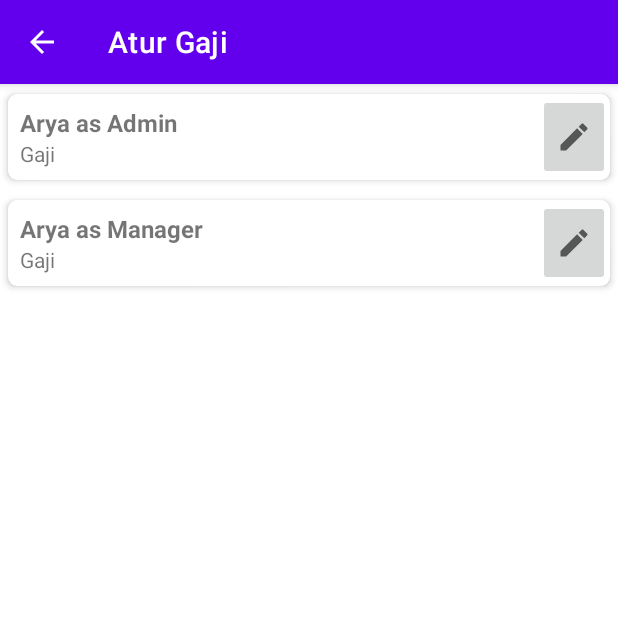
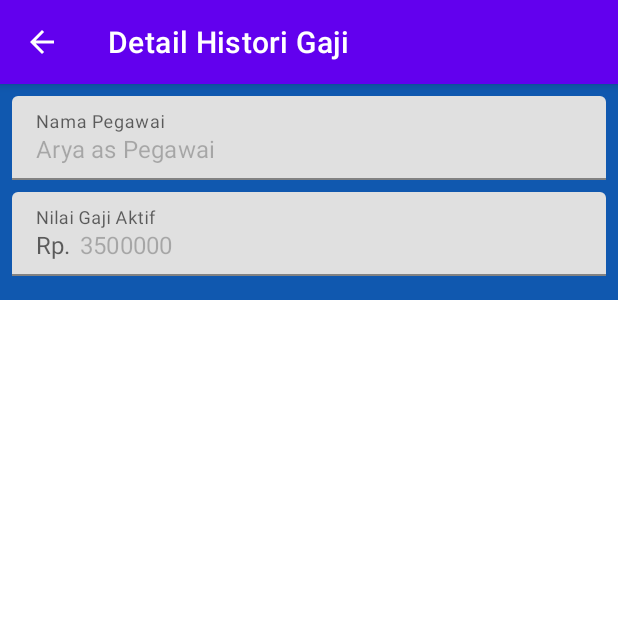
Before and after one commit to hariangr/tubes-progmob-2021, an Android app: the AturGajiActivity screen opened directly, with no data from a screen before it, after a tap on an icon or button, on a phone screen of 412 x 824 dp, the top half of it. Run offline under Robolectric (Android 15) with nearby library versions, the phone set to English and light mode, and no system bars.

Commit message:
working get current histori gaji aktif

```diff
--- a/app/src/main/java/id/aryad/sipasar/AturGajiActivity.java
+++ b/app/src/main/java/id/aryad/sipasar/AturGajiActivity.java
@@ -4,9 +4,13 @@ import androidx.appcompat.app.AppCompatActivity;
 import androidx.recyclerview.widget.LinearLayoutManager;
 import androidx.recyclerview.widget.RecyclerView;
 
+import android.content.Intent;
 import android.os.Bundle;
 import android.util.Log;
+import android.view.Menu;
+import android.view.MenuInflater;
 
+import id.aryad.sipasar.constants.IntentKey;
 import id.aryad.sipasar.models.Pegawai;
 import id.aryad.sipasar.repositories.PegawaiRepository;
 import id.aryad.sipasar.ui.adapter.PegawaiRecyclerView;
@@ -27,8 +31,11 @@ public class AturGajiActivity extends AppCompatActivity {
         pegawaiAdapter = new PegawaiRecyclerView(PegawaiRepository.getInstance().getAll(), new PegawaiRecyclerViewCallback() {
             @Override
             public void onEditClicked(Pegawai pegawai, int position) {
-                PegawaiRepository.getInstance().deleteById(pegawai.getId_pegawai());
-                pegawaiAdapter.notifyDataSetChanged();
+//                PegawaiRepository.getInstance().deleteById(pegawai.getId_pegawai());
+//                pegawaiAdapter.notifyDataSetChanged();
+                Intent _intent = new Intent(getApplicationContext(),DetailHistoryGajiActivity.class);
+                _intent.putExtra(IntentKey.ID_PEGAWAI_DETAIL_ACTIVITY, pegawai.getId_pegawai());
+                startActivity(_intent);
             }
 
             @Override
@@ -41,4 +48,10 @@ public class AturGajiActivity extends AppCompatActivity {
         pegawaiRecyclerView.setLayoutManager(layoutManager);
         pegawaiRecyclerView.setAdapter(pegawaiAdapter);
     }
+
+//    public boolean onCreateOptionsMenu(Menu menu) {
+//        MenuInflater inflater = getMenuInflater();
+//        inflater.inflate(R.menu.bayar_gaji_cmenu, menu);
+//        return true;
+//    }
 }
--- /dev/null
+++ b/app/src/main/java/id/aryad/sipasar/DetailHistoryGajiActivity.java
@@ -0,0 +1,45 @@
+package id.aryad.sipasar;
+
+import androidx.appcompat.app.AppCompatActivity;
+
+import android.os.Bundle;
+
+import com.google.android.material.textfield.TextInputLayout;
+
+import id.aryad.sipasar.constants.IntentKey;
+import id.aryad.sipasar.models.HistoryGajiPegawai;
+import id.aryad.sipasar.models.Pegawai;
+import id.aryad.sipasar.repositories.HistoryGajiRepository;
+import id.aryad.sipasar.repositories.PegawaiRepository;
+
+public class DetailHistoryGajiActivity extends AppCompatActivity {
+    private TextInputLayout namaPegawaiET;
+    private TextInputLayout currentGajiET;
+
+    @Override
+    protected void onCreate(Bundle savedInstanceState) {
+        super.onCreate(savedInstanceState);
+        setContentView(R.layout.activity_detail_history_gaji);
+
+        namaPegawaiET = (TextInputLayout) findViewById(R.id.detail_activity_nama_pegawai);
+        currentGajiET = (TextInputLayout) findViewById(R.id.detail_activity_current_gaji_pegawai);
+
+
+        int pegawai_id_intent = getIntent().getIntExtra(IntentKey.ID_PEGAWAI_DETAIL_ACTIVITY, -1);
+        if (pegawai_id_intent == -1) {
+            throw new Error("Harus ada id yang di pass");
+        }
+
+        Pegawai pegawai = PegawaiRepository.getInstance().byId(pegawai_id_intent);
+
+        namaPegawaiET.getEditText().setText(pegawai.getNama_pegawai());
+
+        HistoryGajiPegawai gajiAktif = HistoryGajiRepository.getInstance().getCurrentHistoryGajiByPegawaiId(pegawai.getId_pegawai());
+        if (gajiAktif == null ) {
+            currentGajiET.getEditText().setText("Tidak ada gaji aktif");
+        } else {
+            int nilaiGajiAktif = gajiAktif.getNilai_gaji();
+            currentGajiET.getEditText().setText(String.valueOf(nilaiGajiAktif));
+        }
+    }
+}
--- a/app/src/main/java/id/aryad/sipasar/constants/IntentKey.java
+++ b/app/src/main/java/id/aryad/sipasar/constants/IntentKey.java
@@ -2,4 +2,5 @@ package id.aryad.sipasar.constants;
 
 public class IntentKey {
     public static String CURRENT_ADMIN_ID = "CURRENT_ADMIN_ID_SOMETHING";
+    public static String ID_PEGAWAI_DETAIL_ACTIVITY = "SOMETHING_ABOUT_ID_DETAIL_PEGAWAI";
 }
--- a/app/src/main/java/id/aryad/sipasar/repositories/HistoryGajiRepository.java
+++ b/app/src/main/java/id/aryad/sipasar/repositories/HistoryGajiRepository.java
@@ -11,7 +11,7 @@ public class HistoryGajiRepository {
     private ArrayList<HistoryGajiPegawai> historyGaji = new ArrayList(Arrays.asList(
             new HistoryGajiPegawai(0, 0, 3000000, new Date(2021, 5, 1), new Date(2021, 5, 4), 0),
             new HistoryGajiPegawai(1, 0, 3500000, new Date(2021, 5, 5), null, 1),
-            new HistoryGajiPegawai(2, 1, 2500000, new Date(2021, 5, 1), null, 1),
+            new HistoryGajiPegawai(2, 1, 2500000, new Date(2021, 5, 1), new Date(2021, 5, 2), 1),
             new HistoryGajiPegawai(3, 2, 2200000, new Date(2021, 5, 1), null, 1)
     ));
 
@@ -27,6 +27,19 @@ public class HistoryGajiRepository {
             }
         }
         return temp;
+    }
+
+    public  HistoryGajiPegawai getCurrentHistoryGajiByPegawaiId(int pegawai_id) {
+        for (HistoryGajiPegawai it : getHistoryGajiByPegawaiId(pegawai_id)) {
+            if (it.getMulai_berlaku().after(new Date()) && it.getStatus() >= 1) {
+                if (it.getSelesai() != null && it.getSelesai().after(new Date())) {
+                    return null;
+                }
+                return it;
+            }
+        }
+
+        return null;
     }
 
     public HistoryGajiPegawai byId(int id) {
--- /dev/null
+++ b/app/src/main/res/layout/activity_detail_history_gaji.xml
@@ -0,0 +1,50 @@
+<?xml version="1.0" encoding="utf-8"?>
+<androidx.constraintlayout.widget.ConstraintLayout xmlns:android="http://schemas.android.com/apk/res/android"
+    xmlns:app="http://schemas.android.com/apk/res-auto"
+    xmlns:tools="http://schemas.android.com/tools"
+    android:layout_width="match_parent"
+    android:layout_height="match_parent"
+    tools:context=".DetailHistoryGajiActivity">
+
+    <ScrollView
+        android:layout_width="match_parent"
+        android:layout_height="match_parent">
+
+        <LinearLayout
+            android:layout_width="match_parent"
+            android:layout_height="wrap_content"
+            android:background="#1058AF"
+            android:orientation="vertical"
+            android:padding="8dp">
+
+            <com.google.android.material.textfield.TextInputLayout
+                android:id="@+id/detail_activity_nama_pegawai"
+                android:layout_width="match_parent"
+                android:layout_height="match_parent"
+                android:layout_marginBottom="8dp"
+                android:hint="Nama Pegawai">
+
+                <com.google.android.material.textfield.TextInputEditText
+                    android:layout_width="match_parent"
+                    android:layout_height="wrap_content"
+                    android:enabled="false" />
+            </com.google.android.material.textfield.TextInputLayout>
+
+            <com.google.android.material.textfield.TextInputLayout
+                android:id="@+id/detail_activity_current_gaji_pegawai"
+                android:layout_width="match_parent"
+                android:layout_height="match_parent"
+                android:layout_marginBottom="8dp"
+                android:hint="Nilai Gaji Aktif"
+                app:prefixText="Rp. ">
+
+                <com.google.android.material.textfield.TextInputEditText
+                    android:layout_width="match_parent"
+                    android:layout_height="wrap_content"
+                    android:enabled="false"
+                    android:inputType="number" />
+            </com.google.android.material.textfield.TextInputLayout>
+        </LinearLayout>
+    </ScrollView>
+
+</androidx.constraintlayout.widget.ConstraintLayout>
```
Also changed, not shown: app/src/main/AndroidManifest.xml (+6 -1 lines), app/src/main/java/id/aryad/sipasar/AddHistoryGajiActivity.java (added, +14 -0 lines), app/src/main/res/layout/activity_add_history_gaji.xml (added, +84 -0 lines).
